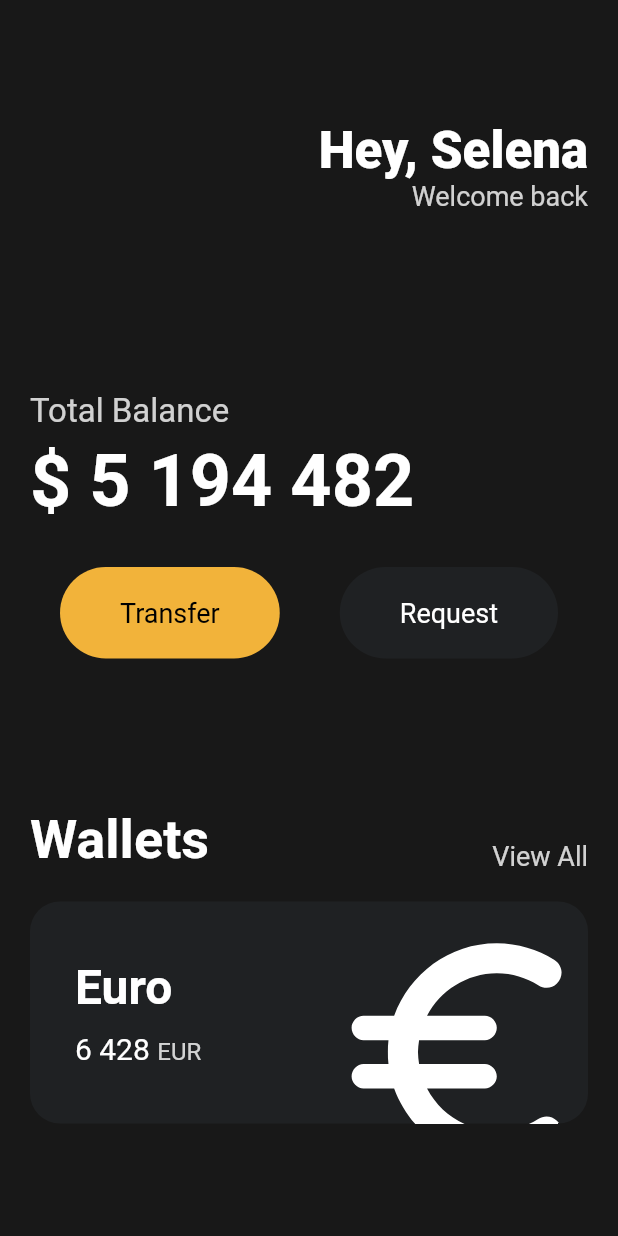
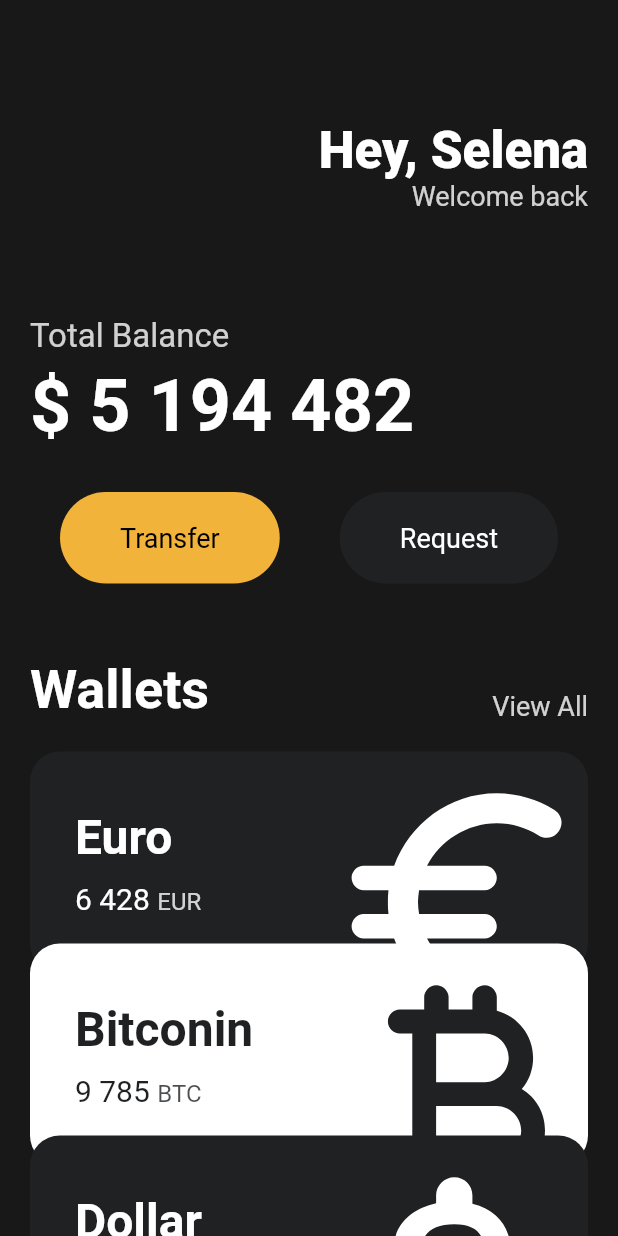
Before and after one commit to HyeonWooGa/flutter__financial_mobile__ui_practice, a Flutter app: the screen it shows after launch, on a phone screen of 412 x 824 dp. Run offline on Flutter 3.47's test engine with Material 2 defaults, Android fonts, the light colour scheme and no system bars.

Commit message:
💄 Add Card (3) - Reusable Cards

```diff
--- a/lib/main.dart
+++ b/lib/main.dart
@@ -1,5 +1,6 @@
 import 'package:flutter/material.dart';
 import 'package:flutter__financial_mobile__ui_practice/widgets/button.dart';
+import 'package:flutter__financial_mobile__ui_practice/widgets/currency_card.dart';
 
 void main() {
   runApp(const App());
@@ -16,7 +17,8 @@ class App extends StatelessWidget {
         backgroundColor: const Color(
           0xFF181818,
         ),
-        body: Padding(
+        body: SingleChildScrollView(
+          child: Padding(
             padding: const EdgeInsets.symmetric(
               horizontal: 20,
             ),
@@ -52,7 +54,7 @@ class App extends StatelessWidget {
                   ],
                 ),
                 const SizedBox(
-                height: 120,
+                  height: 70,
                 ),
                 Text(
                   'Total Balance',
@@ -90,7 +92,7 @@ class App extends StatelessWidget {
                   ],
                 ),
                 const SizedBox(
-                height: 100,
+                  height: 50,
                 ),
                 Row(
                   mainAxisAlignment: MainAxisAlignment.spaceBetween,
@@ -116,72 +118,36 @@ class App extends StatelessWidget {
                 const SizedBox(
                   height: 20,
                 ),
-              Container(
-                clipBehavior: Clip.hardEdge,
-                decoration: BoxDecoration(
-                  color: const Color(0xFF1F2123),
-                  borderRadius: BorderRadius.circular(20),
+                const CurrencyCard(
+                  name: "Euro",
+                  code: "EUR",
+                  amount: "6 428",
+                  icon: Icons.euro_symbol_rounded,
                 ),
-                child: Padding(
-                  padding: const EdgeInsets.all(30),
-                  child: Row(
-                    mainAxisAlignment: MainAxisAlignment.spaceBetween,
-                    children: [
-                      Column(
-                        crossAxisAlignment: CrossAxisAlignment.start,
-                        children: [
-                          const Text(
-                            "Euro",
-                            style: TextStyle(
-                                color: Colors.white,
-                                fontSize: 32,
-                                fontWeight: FontWeight.w600),
-                          ),
-                          const SizedBox(
-                            height: 10,
-                          ),
-                          Row(
-                            crossAxisAlignment: CrossAxisAlignment.end,
-                            children: [
-                              const Text(
-                                "6 428",
-                                style: TextStyle(
-                                  color: Colors.white,
-                                  fontSize: 20,
+                Transform.translate(
+                  offset: const Offset(0, -20),
+                  child: const CurrencyCard(
+                    name: "Bitconin",
+                    code: "BTC",
+                    amount: "9 785",
+                    icon: Icons.currency_bitcoin_rounded,
+                    isInverted: true,
                   ),
                 ),
-                              const SizedBox(
-                                width: 5,
-                              ),
-                              Text(
-                                "EUR",
-                                style: TextStyle(
-                                    color: Colors.white.withOpacity(0.8),
-                                    fontSize: 16),
-                              ),
-                            ],
-                          )
-                        ],
-                      ),
-                      Transform.scale(
-                        scale: 2.2,
-                        child: Transform.translate(
-                          offset: const Offset(-5, 12),
-                          child: const Icon(
-                            Icons.euro_symbol_rounded,
-                            color: Colors.white,
-                            size: 88,
-                          ),
-                        ),
-                      )
-                    ],
-                  ),
+                Transform.translate(
+                  offset: const Offset(0, -40),
+                  child: const CurrencyCard(
+                    name: "Dollar",
+                    code: "USD",
+                    amount: "428",
+                    icon: Icons.attach_money_rounded,
                   ),
                 ),
               ],
             ),
           ),
         ),
+      ),
     );
   }
 }
--- /dev/null
+++ b/lib/widgets/currency_card.dart
@@ -0,0 +1,87 @@
+import 'package:flutter/material.dart';
+
+class CurrencyCard extends StatelessWidget {
+  final String name, code, amount;
+  final IconData icon;
+  final bool isInverted;
+
+  final _blackColor = const Color(0xFF1F2123); // _ mean is private
+
+  const CurrencyCard({
+    super.key,
+    required this.name,
+    required this.code,
+    required this.amount,
+    required this.icon,
+    this.isInverted = false,
+  });
+
+  @override
+  Widget build(BuildContext context) {
+    return Container(
+      clipBehavior: Clip.hardEdge,
+      decoration: BoxDecoration(
+        color: isInverted ? Colors.white : _blackColor,
+        borderRadius: BorderRadius.circular(20),
+      ),
+      child: Padding(
+        padding: const EdgeInsets.all(30),
+        child: Row(
+          mainAxisAlignment: MainAxisAlignment.spaceBetween,
+          children: [
+            Column(
+              crossAxisAlignment: CrossAxisAlignment.start,
+              children: [
+                Text(
+                  name,
+                  style: TextStyle(
+                      color: isInverted ? _blackColor : Colors.white,
+                      fontSize: 32,
+                      fontWeight: FontWeight.w600),
+                ),
+                const SizedBox(
+                  height: 10,
+                ),
+                Row(
+                  crossAxisAlignment: CrossAxisAlignment.end,
+                  children: [
+                    Text(
+                      amount,
+                      style: TextStyle(
+                        color: isInverted ? _blackColor : Colors.white,
+                        fontSize: 20,
+                      ),
+                    ),
+                    const SizedBox(
+                      width: 5,
+                    ),
+                    Text(
+                      code,
+                      style: TextStyle(
+                        color: isInverted
+                            ? _blackColor.withOpacity(0.8)
+                            : Colors.white.withOpacity(0.8),
+                        fontSize: 16,
+                      ),
+                    ),
+                  ],
+                )
+              ],
+            ),
+            Transform.scale(
+              scale: 2.2,
+              child: Transform.translate(
+                offset: const Offset(-5, 12),
+                child: Icon(
+                  icon,
+                  color: isInverted ? _blackColor : Colors.white,
+                  size: 88,
+                ),
+              ),
+            )
+          ],
+        ),
+      ),
+    );
+  }
+}
```
Lines whose indentation alone changed are shown as unchanged.
